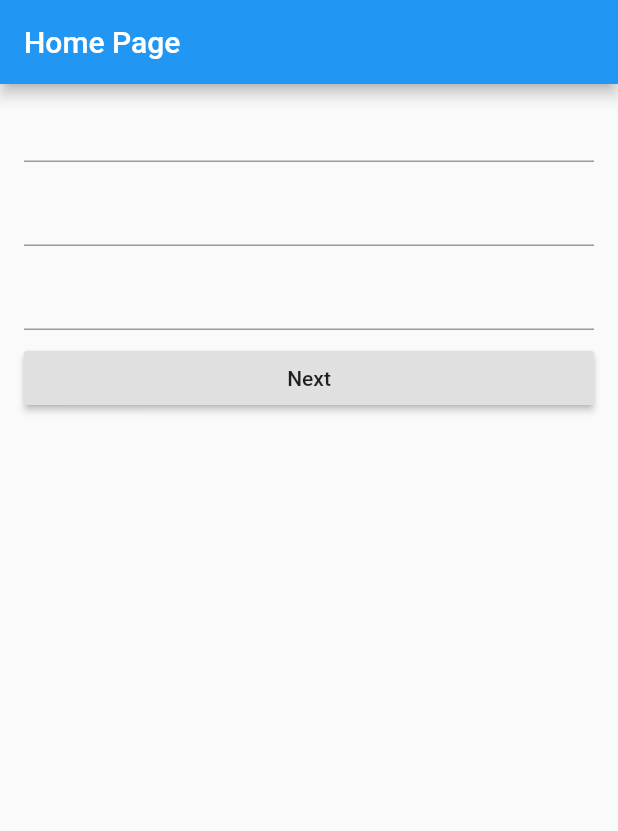
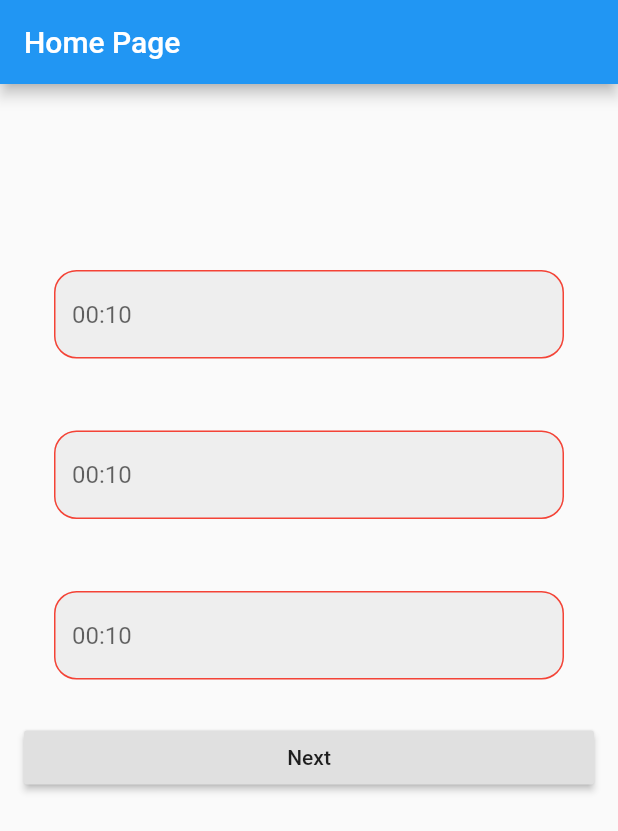
Before and after one commit to mwmw7/flutter_app, a Flutter app: the screen it shows after launch, on a phone screen of 412 x 824 dp. Shown: the top 831 px of the screen. Run offline on Flutter 3.47's test engine with Material 2 defaults, Android fonts, the phone set to English and light mode, and no system bars; our stand-ins replace numberpicker.

Commit message:
Add decoration for TextFields

```diff
--- a/lib/main.dart
+++ b/lib/main.dart
@@ -33,20 +33,70 @@ class _MyHomePageState extends State<MyHomePage> {
         appBar: new AppBar(
           title: new Text("Home Page"),
         ),
-        body: new ListView(
+        body: Padding(
+          padding: const EdgeInsets.fromLTRB(0.0, 100.0, 0.0, 0.0),
+          child: new ListView(
             children: <Widget>[
-            new ListTile(
+              Padding(
+                padding: const EdgeInsets.all(20.0),
+                child: new ListTile(
                     title: new TextField(
                   controller: _textController,
+                      decoration: InputDecoration(
+                        enabledBorder: OutlineInputBorder(
+                          borderSide: BorderSide(color: Colors.red),
+                          borderRadius: BorderRadius.all(Radius.circular(15)),
+                        ),
+                        focusedBorder: OutlineInputBorder(
+                          borderSide: BorderSide(color: Colors.greenAccent),
+                          borderRadius: BorderRadius.all(Radius.circular(15))
+                        ),
+                        hintText:"00:10",
+                        filled:true,
+                        fillColor: Colors.grey[200]
+                      ),
                 )),
-            new ListTile(
+              ),
+              Padding(
+                padding: const EdgeInsets.all(20.0),
+                child: new ListTile(
                     title: new TextField(
                   controller: _textController2,
+                      decoration: InputDecoration(
+                          enabledBorder: OutlineInputBorder(
+                            borderSide: BorderSide(color: Colors.red),
+                            borderRadius: BorderRadius.all(Radius.circular(15)),
+                          ),
+                          focusedBorder: OutlineInputBorder(
+                              borderSide: BorderSide(color: Colors.greenAccent),
+                              borderRadius: BorderRadius.all(Radius.circular(15))
+                          ),
+                          hintText:"00:10",
+                          filled:true,
+                          fillColor: Colors.grey[200]
+                      ),
                 )),
-            new ListTile(
+              ),
+              Padding(
+                padding: const EdgeInsets.all(20.0),
+                child: new ListTile(
                     title: new TextField(
                   controller: _textController3,
+                      decoration: InputDecoration(
+                          enabledBorder: OutlineInputBorder(
+                            borderSide: BorderSide(color: Colors.red),
+                            borderRadius: BorderRadius.all(Radius.circular(15)),
+                          ),
+                          focusedBorder: OutlineInputBorder(
+                              borderSide: BorderSide(color: Colors.greenAccent),
+                              borderRadius: BorderRadius.all(Radius.circular(15))
+                          ),
+                          hintText:"00:10",
+                          filled:true,
+                          fillColor: Colors.grey[200]
+                      ),
                 )),
+              ),
               new ListTile(
                   title: new RaisedButton(
                       child: new Text("Next"),
@@ -59,6 +109,7 @@ class _MyHomePageState extends State<MyHomePage> {
                         Navigator.of(context).push(route);
                       }))
             ],
+          ),
         ));
   }
 }
```
Lines whose indentation alone changed are shown as unchanged.
